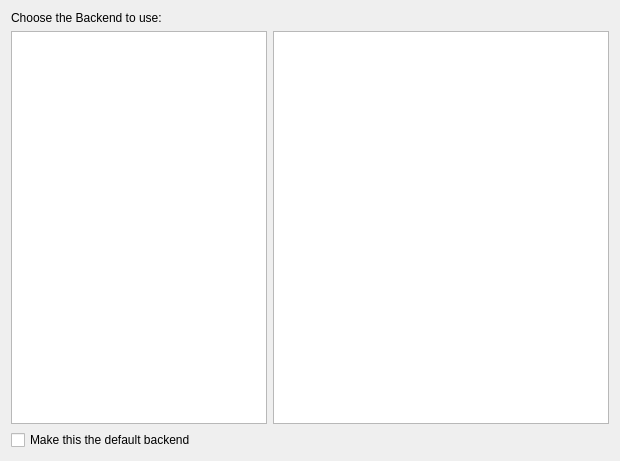
Qt form src/backendchooser.ui (KDE/cantor) before a commit.
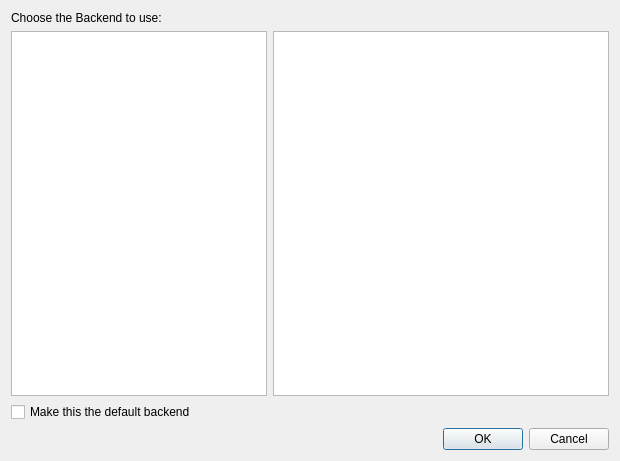
The same form after that commit.

Commit message: Port KDialog to QDialog

What changed in the file:
```diff
--- a/src/backendchooser.ui
+++ b/src/backendchooser.ui
@@ -60,15 +60,15 @@
      </property>
     </widget>
    </item>
+   <item row="3" column="1">
+    <widget class="QDialogButtonBox" name="buttonBox">
+     <property name="standardButtons">
+      <set>QDialogButtonBox::Cancel|QDialogButtonBox::Ok</set>
+     </property>
+    </widget>
+   </item>
   </layout>
  </widget>
- <customwidgets>
-  <customwidget>
-   <class>QTextBrowser</class>
-   <extends>QTextBrowser</extends>
-   <header>ktextbrowser.h</header>
-  </customwidget>
- </customwidgets>
  <resources/>
  <connections/>
 </ui>
```
The commit also changes 10 other files.
